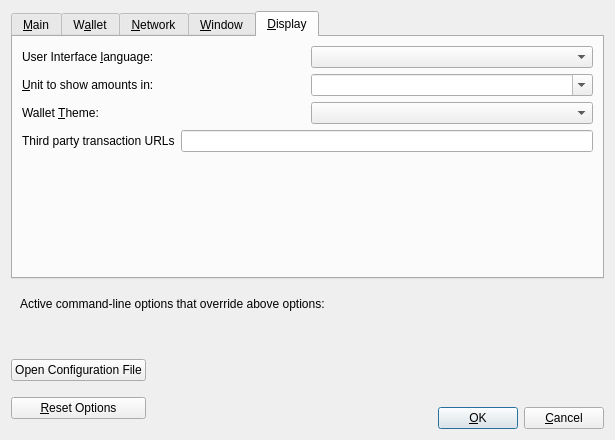
navcoin/navcoin-core, file src/qt/forms/optionsdialog.ui: the form before one commit.
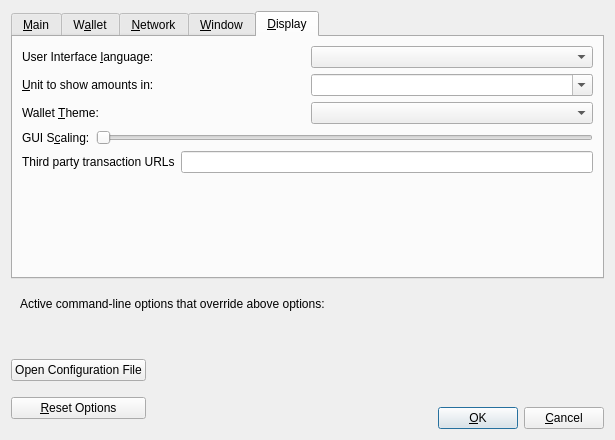
The form after the commit. The open tabs and pages were chosen to show the change. Custom widgets are drawn as their Qt base class.

Commit message: Added scaling to options

```diff
--- a/src/qt/forms/optionsdialog.ui
+++ b/src/qt/forms/optionsdialog.ui
@@ -711,6 +711,39 @@
          </item>
         </layout>
        </item>
+       <item>
+        <layout class="QHBoxLayout" name="horizontalLayout_Scaling_Display">
+         <item>
+          <widget class="QLabel" name="scalingLabel">
+           <property name="text">
+            <string>GUI S&amp;caling:</string>
+           </property>
+           <property name="textFormat">
+            <enum>Qt::PlainText</enum>
+           </property>
+           <property name="buddy">
+            <cstring>scaling</cstring>
+           </property>
+          </widget>
+         </item>
+         <item>
+          <widget class="QSlider" name="scaling">
+           <property name="toolTip">
+            <string>User Interface Scaling (What scale % to use for wallet GUI?)</string>
+           </property>
+           <property name="orientation">
+             <enum>Qt::Horizontal</enum>
+           </property>
+           <property name="minimum">
+             <number>90</number>
+           </property>
+           <property name="maximum">
+             <number>150</number>
+           </property>
+          </widget>
+         </item>
+        </layout>
+       </item>
        <item>
         <layout class="QHBoxLayout" name="horizontalLayout_3_Display">
          <item>
```
The commit also changes 4 other files.
